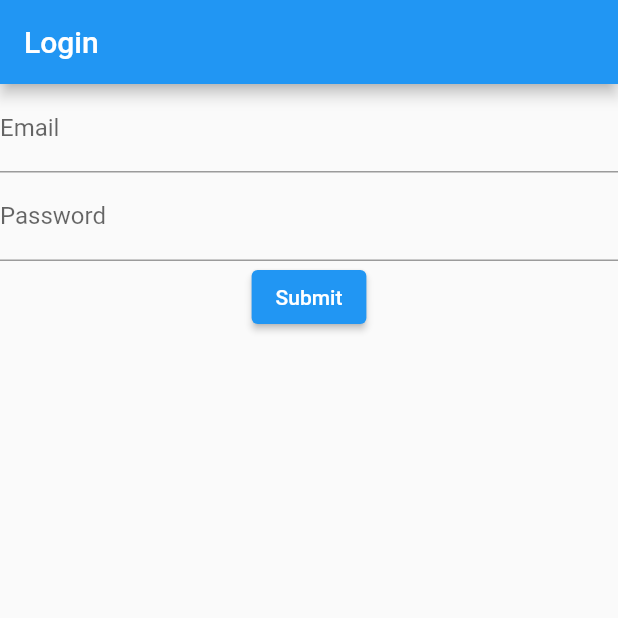
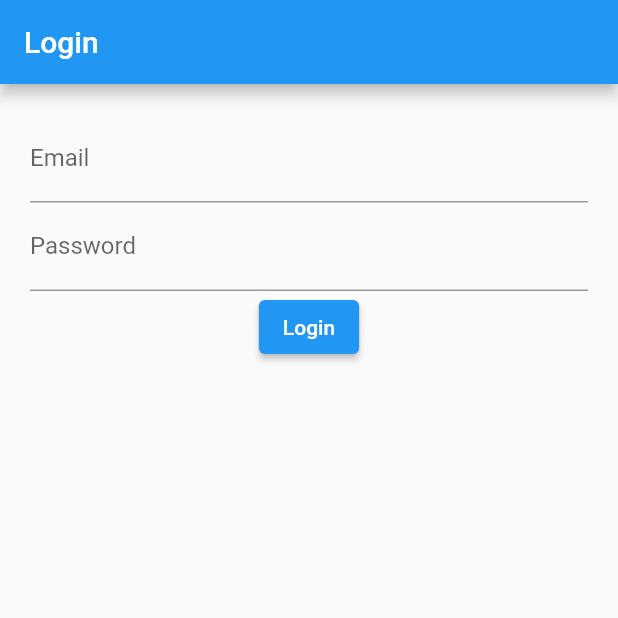
Before and after one commit to SKKU-x-HCMUT/recycle-helper, a Flutter app: the screen it shows after launch, on a phone screen of 412 x 824 dp, the top half of it. Run offline on Flutter 3.47's test engine with Material 2 defaults, Android fonts, the phone set to English and light mode, and no system bars.

Commit message:
[ADD]Added padding and toast message

```diff
--- a/recycle_helper/lib/main.dart
+++ b/recycle_helper/lib/main.dart
@@ -13,7 +13,10 @@ class MyApp extends StatelessWidget {
       title: "Recycle Helper",
       home: Scaffold(
         appBar: AppBar(title: const Text('Login')),
-        body: const LoginWidget(),
+        body: const Padding(
+          padding: EdgeInsets.all(20),
+          child: LoginWidget(),
+        ),
       ),
     );
   }
@@ -62,18 +65,23 @@ class _LoginWidgetState extends State<LoginWidget> {
           ),
           //submit button
           ElevatedButton(
-            onPressed: _submit,
-            child: const Text('Submit'),
+            onPressed: _login,
+            child: const Text('Login'),
           ),
         ],
       ),
     );
   }
 
-  void _submit() {
+  void _login() {
     if (_formKey.currentState!.validate()) {
       _formKey.currentState!.save();
+
       // calling login API goes here
+
+      ScaffoldMessenger.of(context).showSnackBar(
+        SnackBar(content: Text("Logged in account: \"$_email\"")),
+      ); //Show toast when successfully logged in
     }
   }
 }
```
